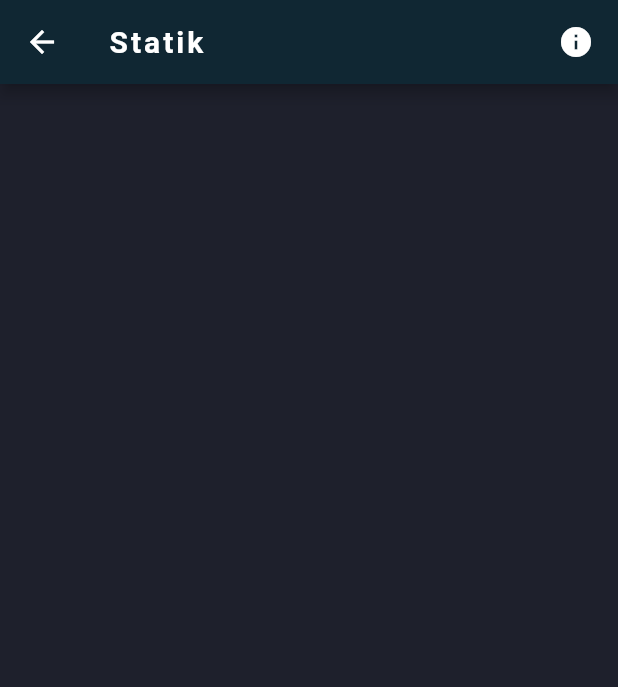
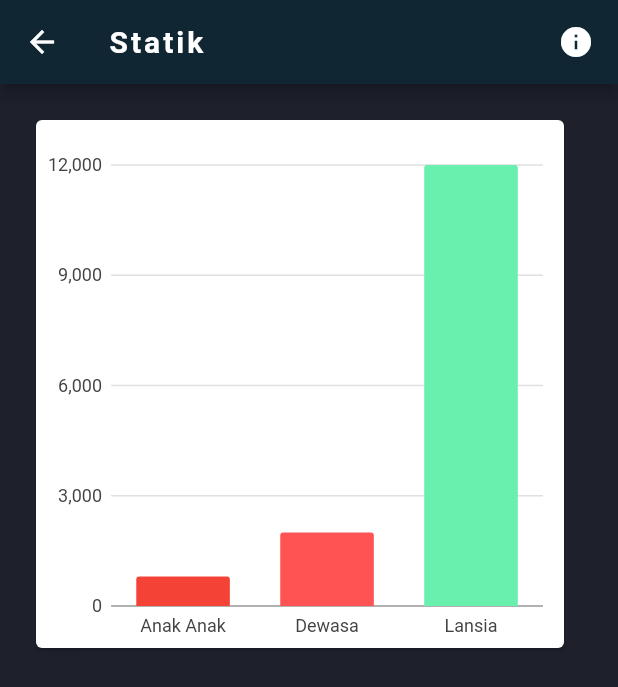
Before and after one commit to asyrawih/appdesa, a Flutter app: the Statik screen opened directly, on a phone screen of 412 x 824 dp. Shown: the top 687 px of the screen. Run offline on Flutter 3.47's test engine with Material 2 defaults, Android fonts, the phone set to English and light mode, and no system bars; our stand-ins replace charts_flutter, google_fonts, google_maps_flutter, line_awesome_icons, location, splashscreen.

Commit message:
add barChart :boom:

```diff
--- /dev/null
+++ b/lib/model/ModelChart.dart
@@ -0,0 +1,10 @@
+import 'package:charts_flutter/flutter.dart' as charts;
+import 'package:flutter/foundation.dart';
+
+class ModelChart {
+  final String label;
+  final int counter;
+  final charts.Color barColor;
+  ModelChart(
+      {@required this.label, @required this.counter, @required this.barColor});
+}
--- a/lib/screen/Statik.dart
+++ b/lib/screen/Statik.dart
@@ -1,8 +1,28 @@
 import 'package:appdesa/style.dart';
 import 'package:flutter/material.dart';
 import 'package:google_fonts/google_fonts.dart';
+import 'package:appdesa/model/ModelChart.dart';
+import 'package:charts_flutter/flutter.dart' as charts;
+import 'package:appdesa/widgets/ChartStatistik.dart';
 
 class Statik extends StatelessWidget {
+  final List<ModelChart> data = [
+    ModelChart(
+      label: "Anak Anak",
+      counter: 800,
+      barColor: charts.ColorUtil.fromDartColor(Colors.red),
+    ),
+    ModelChart(
+      label: "Dewasa",
+      counter: 2000,
+      barColor: charts.ColorUtil.fromDartColor(Colors.redAccent),
+    ),
+    ModelChart(
+      label: "Lansia",
+      counter: 12000,
+      barColor: charts.ColorUtil.fromDartColor(Colors.greenAccent),
+    ),
+  ];
   @override
   Widget build(BuildContext context) {
     return Scaffold(
@@ -23,8 +43,13 @@ class Statik extends StatelessWidget {
         ),
       ),
       body: Column(
-        mainAxisAlignment: MainAxisAlignment.start,
-        children: <Widget>[],
+        children: <Widget>[
+          SingleChildScrollView(
+            child: ChartStatistik(
+              data: data,
+            ),
+          ),
+        ],
       ),
     );
   }
--- /dev/null
+++ b/lib/widgets/ChartStatistik.dart
@@ -0,0 +1,44 @@
+import 'package:flutter/material.dart';
+import 'package:appdesa/model/ModelChart.dart';
+import 'package:charts_flutter/flutter.dart' as charts;
+import 'package:google_fonts/google_fonts.dart';
+
+class ChartStatistik extends StatelessWidget {
+  final List<ModelChart> data;
+  ChartStatistik({@required this.data});
+  @override
+  Widget build(BuildContext context) {
+    List<charts.Series<ModelChart, String>> chart = [
+      charts.Series(
+        id: 'Statistik',
+        data: data,
+        domainFn: (ModelChart chartku, _) => chartku.label,
+        measureFn: (ModelChart chartku, _) => chartku.counter,
+        colorFn: (ModelChart chartku, _) => chartku.barColor,
+      ),
+    ];
+    return Container(
+      height: 400,
+      width: 400,
+      padding: EdgeInsets.all(20),
+      child: Card(
+        child: Column(
+          children: <Widget>[
+            Text(
+              'tes',
+              style: GoogleFonts.roboto(
+                color: Colors.white,
+              ),
+            ),
+            Expanded(
+              child: charts.BarChart(
+                chart,
+                animate: true,
+              ),
+            )
+          ],
+        ),
+      ),
+    );
+  }
+}
--- a/pubspec.yaml
+++ b/pubspec.yaml
@@ -23,6 +23,7 @@ dependencies:
   line_awesome_icons: ^1.0.4+2
   splashscreen: ^1.2.0
   google_maps_flutter: ^0.5.24+1
+  charts_flutter: ^0.9.0
 
   # The following adds the Cupertino Icons font to your application.
   # Use with the CupertinoIcons class for iOS style icons.
```
Also changed, not shown: pubspec.lock.
